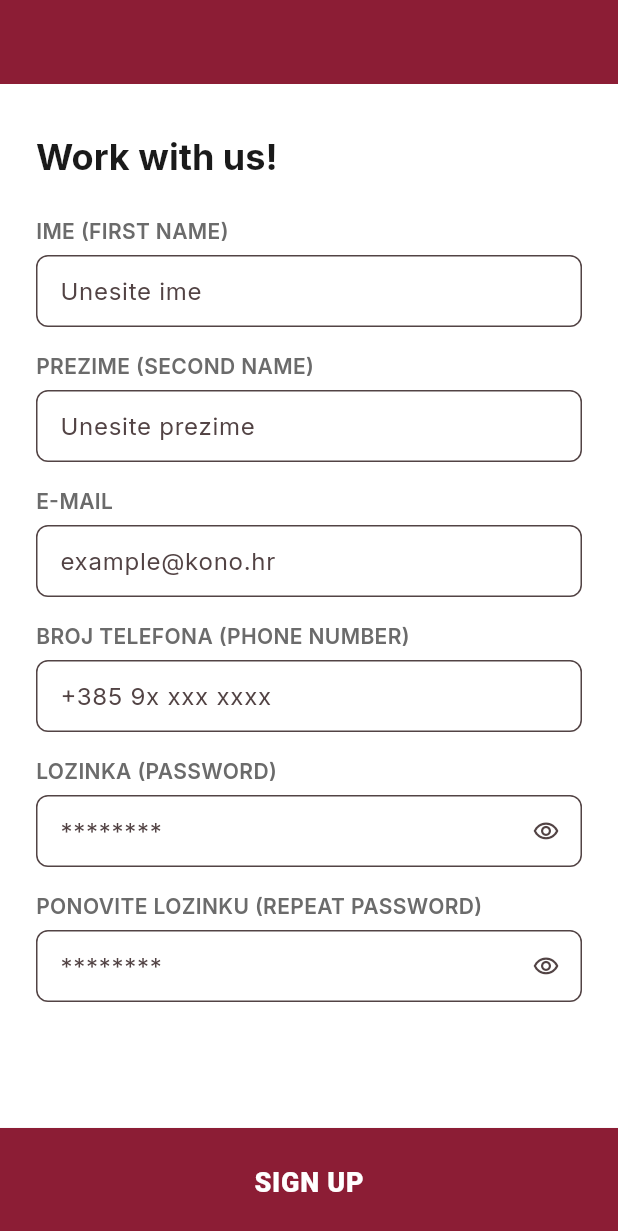
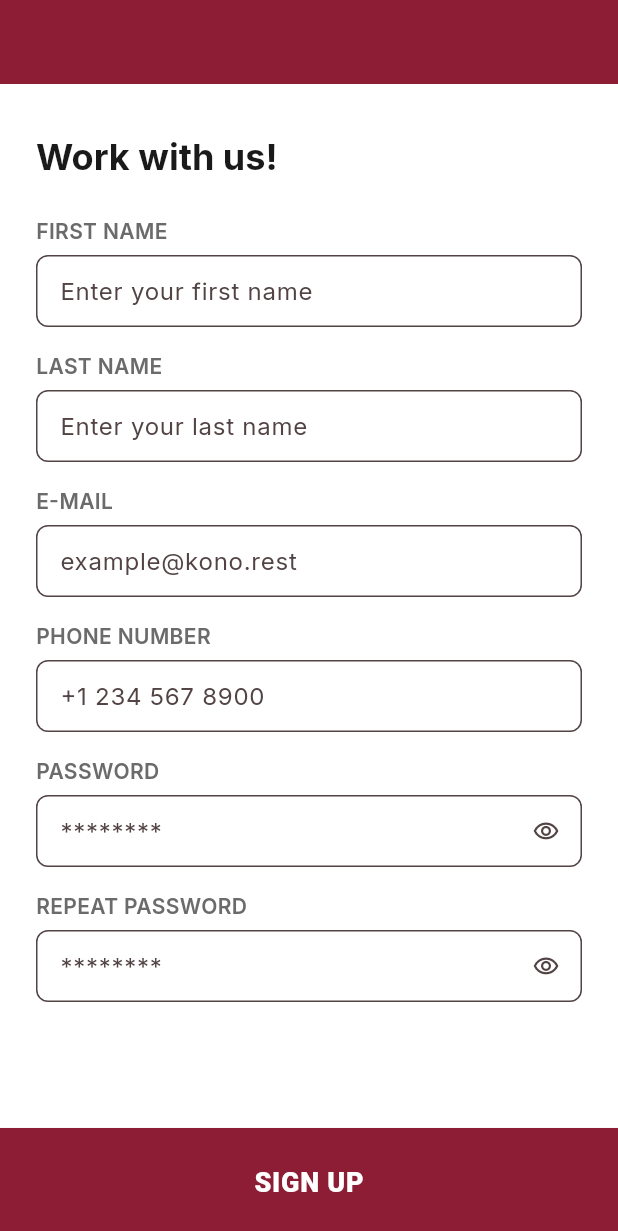
Before and after one commit to 2K-Solutions/KonoFrontend, a Flutter app: the WorkerRegistrationScreen screen opened by its route, on a phone screen of 412 x 824 dp. Shown: the top 1231 px of the screen. Run offline on Flutter 3.47's test engine with Material 3 defaults, Android fonts, the phone set to English and light mode, and no system bars; our stand-ins replace flutter_riverpod, go_router.

Commit message:
fix: replace Croatian copy with English on registration screen

```diff
--- a/lib/features/auth/presentation/screens/worker_registration_screen.dart
+++ b/lib/features/auth/presentation/screens/worker_registration_screen.dart
@@ -21,17 +21,17 @@ class WorkerRegistrationScreen extends StatelessWidget {
               child: SingleChildScrollView(
                 child: Column(
                   children: const [
-                    AppTextField(label: 'Ime (First name)', hint: 'Unesite ime'),
-                    AppTextField(label: 'Prezime (Second name)', hint: 'Unesite prezime'),
-                    AppTextField(label: 'E-mail', hint: 'example@kono.hr'),
+                    AppTextField(label: 'First name', hint: 'Enter your first name'),
+                    AppTextField(label: 'Last name', hint: 'Enter your last name'),
+                    AppTextField(label: 'E-mail', hint: 'example@kono.rest'),
                     AppTextField(
-                      label: 'Broj telefona (Phone number)',
-                      hint: '+385 9x xxx xxxx',
+                      label: 'Phone number',
+                      hint: '+1 234 567 8900',
                       keyboardType: TextInputType.phone,
                     ),
-                    AppTextField(label: 'Lozinka (Password)', hint: '********', obscureText: true),
+                    AppTextField(label: 'Password', hint: '********', obscureText: true),
                     AppTextField(
-                      label: 'Ponovite lozinku (Repeat password)',
+                      label: 'Repeat password',
                       hint: '********',
                       obscureText: true,
                     ),
```
